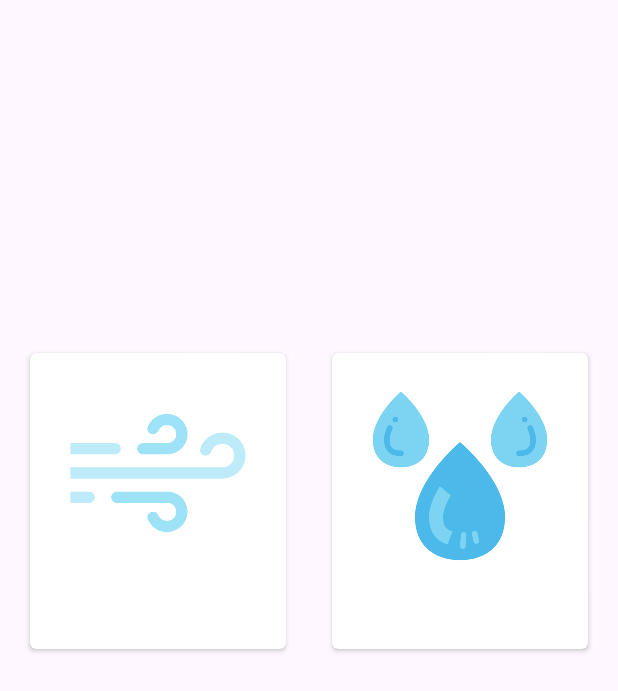
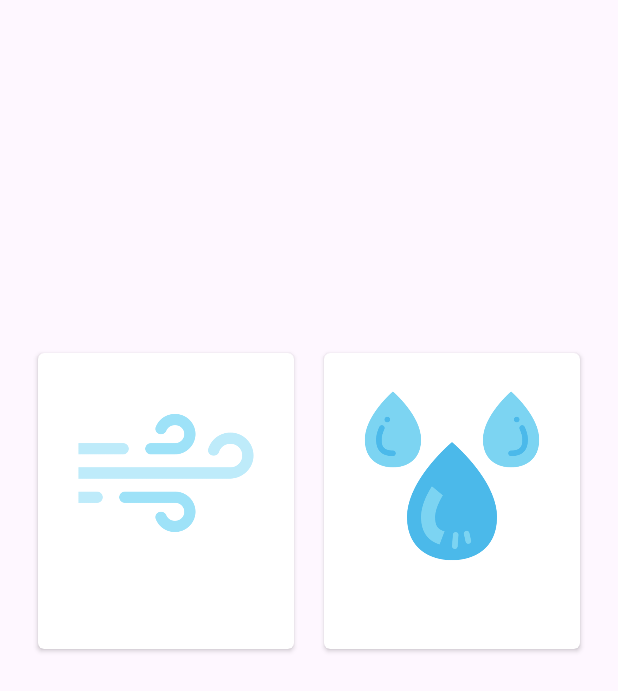
Before and after one commit to jysh1023/Madcamp_Project1_COGAWE, an Android app: the fragment WeatherFragment shown on its own in the app's theme, on a phone screen of 412 x 824 dp. Shown: the top 691 px of the screen. Run offline under Robolectric (Android 15) with nearby library versions, the phone set to English and light mode, and no system bars; our stand-ins replace Picasso; pictures from the network do not load.

Commit message:
style(weather): add weather dimens

```diff
--- a/app/src/main/java/com/example/madcamp_project1/weather/WeatherFragment.kt
+++ b/app/src/main/java/com/example/madcamp_project1/weather/WeatherFragment.kt
@@ -10,6 +10,7 @@ import android.view.ViewGroup
 import androidx.annotation.RequiresApi
 import com.example.madcamp_project1.R
 import com.example.madcamp_project1.databinding.FragmentWeatherBinding
+import com.squareup.picasso.Picasso
 import retrofit2.Call
 import retrofit2.Callback
 import retrofit2.Response
@@ -139,15 +140,17 @@ class WeatherFragment : Fragment() {
                         }.orEmpty()
                     }
                     binding.weatherSummary.text = "${weatherInfo["weatherSummary"]}"
-                    binding.weatherIcon.setImageResource(
-                        when(weatherInfo["weatherSummary"]) {
+                    val src = when(weatherInfo["weatherSummary"]) {
                         in listOf("맑음") -> R.drawable.sky_sunny
                         in listOf("구름 많음") -> R.drawable.sky_many_cloud
                         in listOf("흐림") -> R.drawable.sky_cloudy
                         in listOf("비", "비/눈", "눈", "빗방울", "빗방울/눈날림", "눈날림") -> R.drawable.sky_rainy
                         else -> R.drawable.sky_sunny
                     }
-                    )
+                    Picasso.get()
+                        .load(src)
+                        .into(binding.weatherIcon)
+//                    binding.weatherIcon.setImageResource
                 }
             }
         )
--- a/app/src/main/res/layout/fragment_weather.xml
+++ b/app/src/main/res/layout/fragment_weather.xml
@@ -48,6 +48,8 @@
 
     </LinearLayout>
 
+
+
     <LinearLayout
         android:id="@+id/weather_linear_2"
         android:layout_width="match_parent"
@@ -61,15 +63,15 @@
         <androidx.cardview.widget.CardView
             android:layout_width="wrap_content"
             android:layout_height="wrap_content"
-            android:layout_marginHorizontal="15dp"
+            android:layout_marginHorizontal="10dp"
             android:layout_marginVertical="5dp"
-            app:cardCornerRadius="4dp">
+            app:cardCornerRadius="@dimen/weather_card_corner_radius">
 
             <LinearLayout
                 android:layout_width="wrap_content"
                 android:layout_height="wrap_content"
-                android:paddingHorizontal="25dp"
-                android:paddingVertical="20dp"
+                android:paddingHorizontal="@dimen/weather_card_padding_horizontal"
+                android:paddingVertical="@dimen/weather_card_padding_vertical"
                 android:orientation="vertical">
 
                 <ImageView
@@ -84,22 +86,22 @@
                     android:layout_height="match_parent"
                     android:textAlignment="center"
                     android:layout_marginTop="10dp"
-                    android:textSize="20dp" />
+                    android:textSize="@dimen/weather_card_text_size" />
             </LinearLayout>
         </androidx.cardview.widget.CardView>
 
         <androidx.cardview.widget.CardView
             android:layout_width="wrap_content"
             android:layout_height="wrap_content"
-            android:layout_marginHorizontal="15dp"
+            android:layout_marginHorizontal="10dp"
             android:layout_marginVertical="5dp"
-            app:cardCornerRadius="4dp">
+            app:cardCornerRadius="@dimen/weather_card_corner_radius">
 
             <LinearLayout
                 android:layout_width="wrap_content"
                 android:layout_height="wrap_content"
-                android:paddingHorizontal="25dp"
-                android:paddingVertical="20dp"
+                android:paddingHorizontal="@dimen/weather_card_padding_horizontal"
+                android:paddingVertical="@dimen/weather_card_padding_vertical"
                 android:orientation="vertical">
 
                 <ImageView
@@ -114,7 +116,7 @@
                     android:layout_height="match_parent"
                     android:textAlignment="center"
                     android:layout_marginTop="10dp"
-                    android:textSize="20dp" />
+                    android:textSize="@dimen/weather_card_text_size" />
             </LinearLayout>
         </androidx.cardview.widget.CardView>
 
--- a/app/src/main/res/values/dimens.xml
+++ b/app/src/main/res/values/dimens.xml
@@ -6,4 +6,8 @@
     <dimen name="temperature_text_size">70dp</dimen>
     <dimen name="weather_icon_size">120dp</dimen>
     <dimen name="weather_summary_icon_size">170dp</dimen>
+    <dimen name="weather_card_corner_radius">4dp</dimen>
+    <dimen name="weather_card_padding_horizontal">25dp</dimen>
+    <dimen name="weather_card_padding_vertical">20dp</dimen>
+    <dimen name="weather_card_text_size">20dp</dimen>
 </resources>
```
Lines whose indentation alone changed are shown as unchanged.
